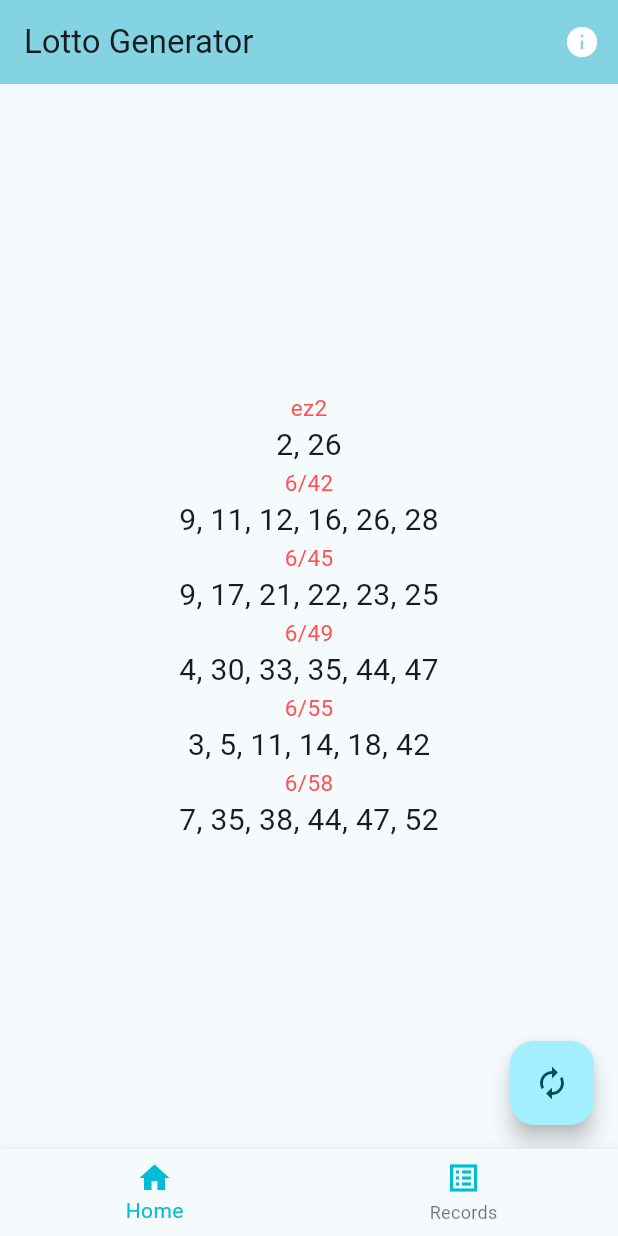
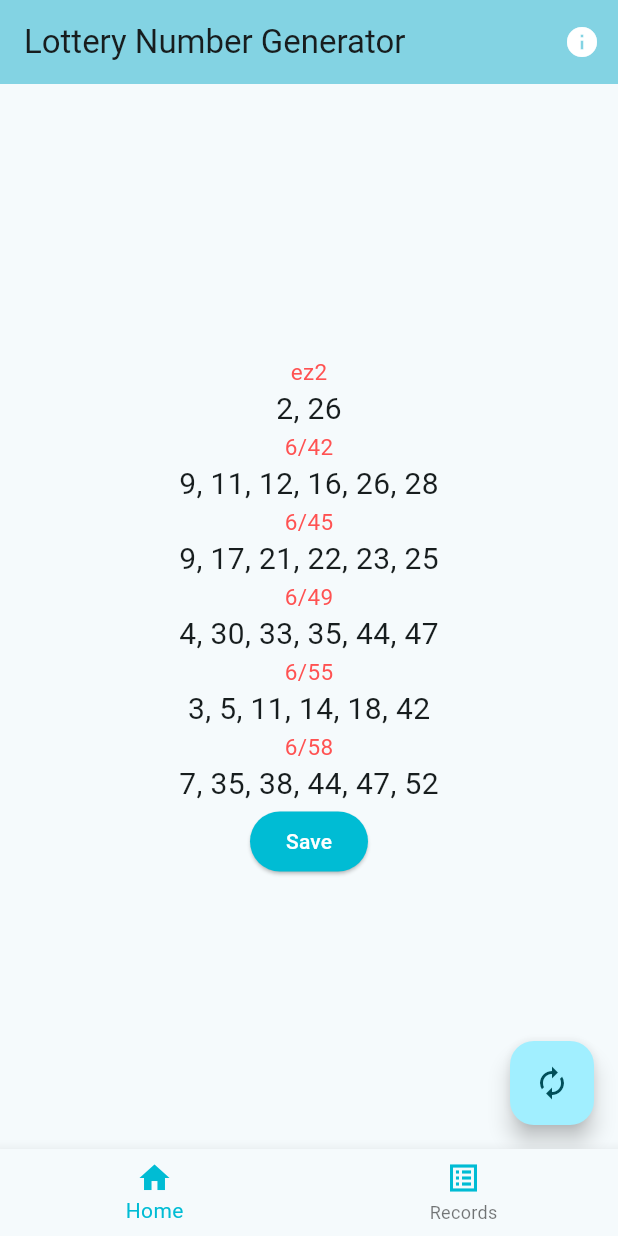
Before and after one commit to bryanbauzon/lotto-generator, a Flutter app: the screen it shows after launch, after a tap on the "start" icon, on a phone screen of 412 x 824 dp. Run offline on Flutter 3.47's test engine with Material 2 defaults, Android fonts, the phone set to English and light mode, and no system bars.

Commit message:
strings.dart

```diff
--- /dev/null
+++ b/lib/common/strings.dart
@@ -0,0 +1,4 @@
+class Strings {
+  final String appName = 'Lottery Number Generator';
+  final String save = 'Save';
+}
--- a/lib/main.dart
+++ b/lib/main.dart
@@ -1,5 +1,6 @@
 import 'package:flutter/material.dart';
 import 'package:flutter_application_1/common/AppCommon.dart';
+import 'package:flutter_application_1/common/strings.dart';
 
 import 'screens/home.dart';
 
@@ -13,12 +14,12 @@ class MyApp extends StatelessWidget {
   @override
   Widget build(BuildContext context) {
     return MaterialApp(
-      title: 'Lotto Generator',
+      title: Strings().appName,
       theme: ThemeData(
         colorScheme: ColorScheme.fromSeed(seedColor: AppCommon().appThemeColor),
         useMaterial3: true,
       ),
-      home: const MyHomePage(title: 'Lotto Generator'),
+      home: MyHomePage(title: Strings().appName),
     );
   }
 }
--- a/lib/screens/lottoGenerator.dart
+++ b/lib/screens/lottoGenerator.dart
@@ -1,5 +1,7 @@
 import 'dart:math';
 import 'package:flutter/material.dart';
+import 'package:flutter_application_1/common/AppCommon.dart';
+import 'package:flutter_application_1/common/strings.dart';
 
 class LottoGenerator extends StatefulWidget {
   const LottoGenerator({super.key});
@@ -109,6 +111,15 @@ class _LottoGeneratorState extends State<LottoGenerator> {
                         numberCombination_55.join(separateBy)),
                     lottoCategory(lottoCategoryList[5],
                         numberCombination_58.join(separateBy)),
+                    ElevatedButton(
+                      style: ElevatedButton.styleFrom(
+                        foregroundColor: Colors.white,
+                        backgroundColor:
+                            AppCommon().appThemeColor, // foreground
+                      ),
+                      onPressed: () {},
+                      child: Text(Strings().save),
+                    )
                   ],
                 )
               : Text(generateCombinationStr)),
```
